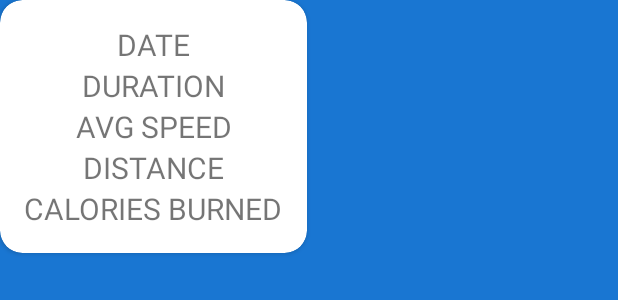
After one commit to ayaazansari/RunningApp, an Android app: the layout marker_view.xml on its own in the app's theme, with its tools: preview values and no code run, on a phone screen of 412 x 824 dp. The commit adds this screen. Shown: the top 300 px of the screen. Run offline under Robolectric (Android 15) with nearby library versions, the phone set to English and light mode, and no system bars.

Commit message:
setting up the barchart

```diff
--- a/app/src/main/res/layout-land/fragment_statistics.xml
+++ b/app/src/main/res/layout-land/fragment_statistics.xml
@@ -86,7 +86,7 @@
         android:text="0km/h"
         android:textSize="30sp"
         app:layout_constraintBottom_toBottomOf="parent"
-        app:layout_constraintEnd_toStartOf="@+id/lineChart"
+        app:layout_constraintEnd_toStartOf="@+id/barChart"
         app:layout_constraintHorizontal_bias="0.5"
         app:layout_constraintStart_toEndOf="@+id/tvTotalCalories"
         app:layout_constraintTop_toTopOf="@+id/guideline" />
@@ -105,8 +105,8 @@
         android:orientation="vertical"
         app:layout_constraintGuide_percent="0.5" />
 
-    <com.github.mikephil.charting.charts.LineChart
-        android:id="@+id/lineChart"
+    <com.github.mikephil.charting.charts.BarChart
+        android:id="@+id/barChart"
         android:layout_width="0dp"
         android:layout_height="0dp"
         app:layout_constraintBottom_toBottomOf="parent"
--- a/app/src/main/res/layout/fragment_statistics.xml
+++ b/app/src/main/res/layout/fragment_statistics.xml
@@ -104,8 +104,8 @@
         android:orientation="vertical"
         app:layout_constraintGuide_percent="0.5" />
 
-    <com.github.mikephil.charting.charts.LineChart
-        android:id="@+id/lineChart"
+    <com.github.mikephil.charting.charts.BarChart
+        android:id="@+id/barChart"
         android:layout_width="match_parent"
         android:layout_height="0dp"
         app:layout_constraintBottom_toBottomOf="parent"
--- /dev/null
+++ b/app/src/main/res/layout/marker_view.xml
@@ -0,0 +1,56 @@
+<?xml version="1.0" encoding="utf-8"?>
+<androidx.cardview.widget.CardView xmlns:android="http://schemas.android.com/apk/res/android"
+    android:layout_width="wrap_content"
+    android:layout_height="wrap_content"
+    xmlns:app="http://schemas.android.com/apk/res-auto"
+    app:cardCornerRadius="15dp">
+
+    <LinearLayout
+        android:layout_width="match_parent"
+        android:layout_height="match_parent"
+        android:orientation="vertical"
+        android:padding="16dp">
+
+        <TextView
+            android:id="@+id/tvDate"
+            android:layout_width="match_parent"
+            android:layout_height="wrap_content"
+            android:text="DATE"
+            android:textSize="20sp"
+            android:gravity="center"/>
+
+        <TextView
+            android:id="@+id/tvDuration"
+            android:layout_width="match_parent"
+            android:layout_height="wrap_content"
+            android:text="DURATION"
+            android:textSize="20sp"
+            android:gravity="center"/>
+
+        <TextView
+            android:id="@+id/tvAvgSpeed"
+            android:layout_width="match_parent"
+            android:layout_height="wrap_content"
+            android:text="AVG SPEED"
+            android:textSize="20sp"
+            android:gravity="center"/>
+
+        <TextView
+            android:id="@+id/tvDistance"
+            android:layout_width="match_parent"
+            android:layout_height="wrap_content"
+            android:text="DISTANCE"
+            android:textSize="20sp"
+            android:gravity="center"/>
+
+        <TextView
+            android:id="@+id/tvCaloriesBurned"
+            android:layout_width="match_parent"
+            android:layout_height="wrap_content"
+            android:text="CALORIES BURNED"
+            android:textSize="20sp"
+            android:gravity="center"/>
+
+    </LinearLayout>
+
+</androidx.cardview.widget.CardView>
```
Also changed, not shown: app/src/main/java/com/example/runningapp/other/CustomMarkerView.kt (added, +54 -0 lines), app/src/main/java/com/example/runningapp/ui/fragments/StatisticsFragment.kt (+44 -0 lines).
